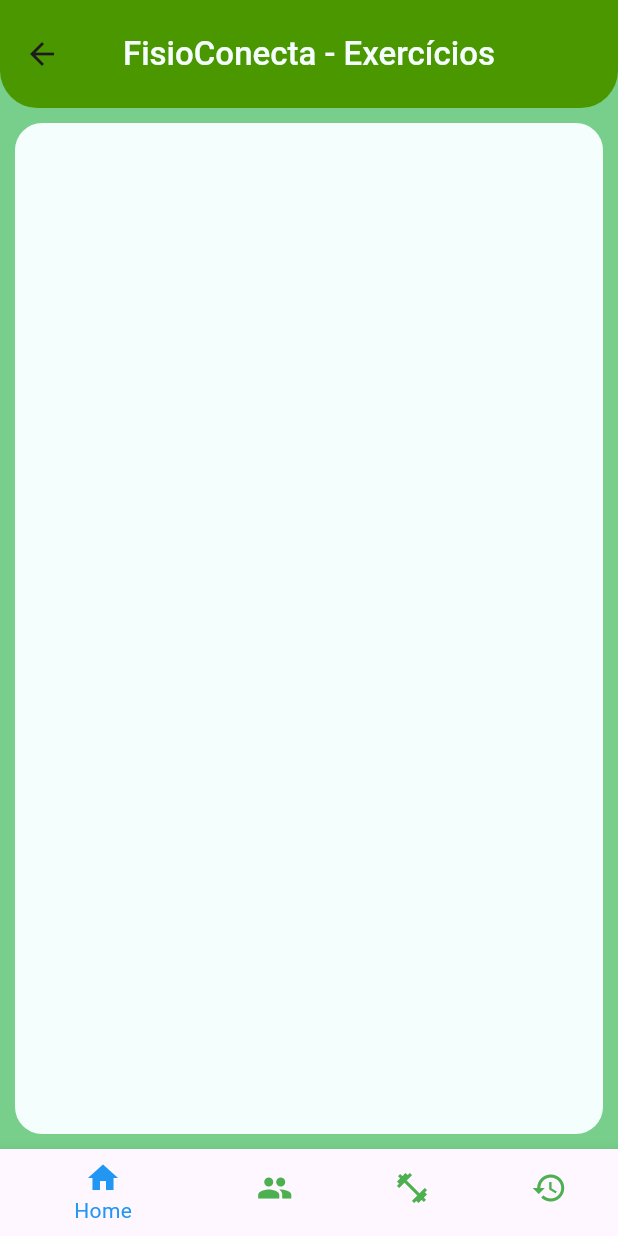
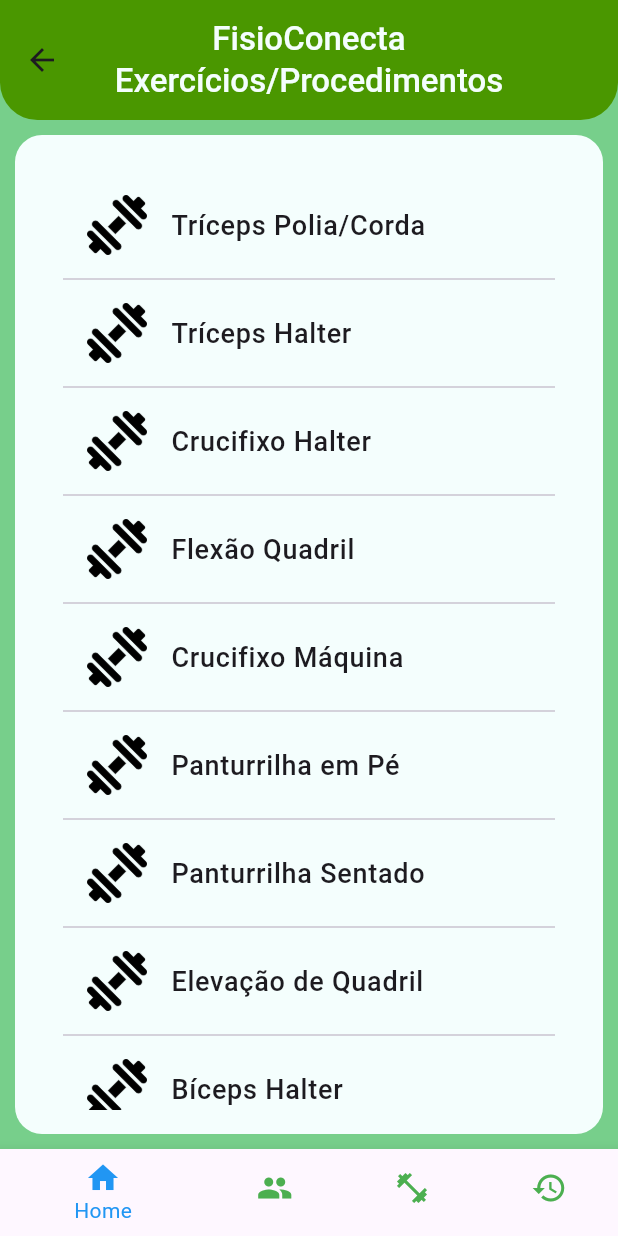
Before and after one commit to gihr0cha/app_fisio_tcc-master, a Flutter app: the ExerciciosPage screen opened by its route, on a phone screen of 412 x 824 dp. Run offline on Flutter 3.47's test engine with Material 3 defaults, Android fonts, the phone set to English and light mode, and no system bars; our stand-ins replace firebase_auth, firebase_core, go_router; accounts and stored records are empty.

Commit message:
Adicionando os procedimentos

```diff
--- /dev/null
+++ b/lib/models/procedimentos.dart
@@ -0,0 +1,6 @@
+class Procedimentos {
+  String icone;
+  String nome;
+
+  Procedimentos({required this.icone, required this.nome});
+}
--- a/lib/pages/exercicios_page.dart
+++ b/lib/pages/exercicios_page.dart
@@ -1,4 +1,5 @@
 import 'package:app_fisio_tcc/assets/colors/colors.dart';
+import 'package:app_fisio_tcc/repositories/procedimentos_reepository.dart';
 import 'package:flutter/material.dart';
 import 'navegation_page.dart';
 
@@ -12,6 +13,8 @@ class ExerciciosPage extends StatefulWidget {
 class _ExerciciosPageState extends State<ExerciciosPage> {
   @override
   Widget build(BuildContext context) {
+    final tabela = ProcedimeentosRepository.tabela;
+
     return Scaffold(
       backgroundColor: AppColors.green2,
       appBar: AppBar(
@@ -19,7 +22,15 @@ class _ExerciciosPageState extends State<ExerciciosPage> {
         title: const Column(
           children: [
             Text(
-              'FisioConecta - Exercícios',
+              'FisioConecta ',
+              textAlign: TextAlign.center,
+              style: TextStyle(
+                  fontWeight: FontWeight.w500,
+                  fontSize: 22,
+                  color: AppColors.whiteApp),
+            ),
+            Text(
+              'Exercícios/Procedimentos',
               textAlign: TextAlign.center,
               style: TextStyle(
                   fontWeight: FontWeight.w500,
@@ -28,7 +39,7 @@ class _ExerciciosPageState extends State<ExerciciosPage> {
             ),
           ],
         ),
-        toolbarHeight: 72,
+        toolbarHeight: 80,
         centerTitle: true,
         shape: const RoundedRectangleBorder(
           borderRadius: BorderRadius.vertical(
@@ -48,6 +59,25 @@ class _ExerciciosPageState extends State<ExerciciosPage> {
             bottomRight: Radius.circular(18),
           ),
         ),
+        child: ListView.separated(
+            itemBuilder: (BuildContext context, int procedimentos) {
+              return ListTile(
+                leading: SizedBox(
+                  width: 40,
+                  child: Image.asset(tabela[procedimentos].icone),
+                ),
+                title: Text(
+                  tabela[procedimentos].nome,
+                  style: const TextStyle(
+                    fontSize: 18,
+                    fontWeight: FontWeight.w500,
+                  ),
+                ),
+              );
+            },
+            padding: const EdgeInsets.all(16),
+            separatorBuilder: (_, __) => const Divider(),
+            itemCount: tabela.length),
       ),
       bottomNavigationBar: const NavigacaoBar(),
     );
--- a/lib/pages/home_page.dart
+++ b/lib/pages/home_page.dart
@@ -1,4 +1,5 @@
 import 'package:app_fisio_tcc/assets/colors/colors.dart';
+import 'package:firebase_auth/firebase_auth.dart';
 import 'package:flutter/material.dart';
 import 'package:go_router/go_router.dart';
 import 'navegation_page.dart';
@@ -13,18 +14,29 @@ class HomePage extends StatefulWidget {
 class _HomePageState extends State<HomePage> {
   @override
   Widget build(BuildContext context) {
+    String email = FirebaseAuth.instance.currentUser!
+        .email!; // Replace with actual username from your data source
+
     return Scaffold(
       backgroundColor: AppColors.green2,
       appBar: AppBar(
         backgroundColor: const Color(0xff4a9700),
-        title: const Column(
+        title: Column(
           children: [
-            Text(
+            const Text(
               'FisioConecta - Home',
               textAlign: TextAlign.center,
               style: TextStyle(
                   fontWeight: FontWeight.w500,
                   fontSize: 22,
+                  color: AppColors.whiteApp),
+            ),
+            Text(
+              'Olá, $email!',
+              textAlign: TextAlign.center,
+              style: const TextStyle(
+                  fontWeight: FontWeight.w400,
+                  fontSize: 16,
                   color: AppColors.whiteApp),
             ),
           ],
--- /dev/null
+++ b/lib/repositories/procedimentos_reepository.dart
@@ -0,0 +1,154 @@
+import 'package:app_fisio_tcc/models/procedimentos.dart';
+
+class ProcedimeentosRepository {
+  static List<Procedimentos> tabela = [
+    Procedimentos(
+      icone: 'lib/assets/images/halter.png',
+      nome: 'Tríceps Polia/Corda',
+    ),
+    Procedimentos(
+      icone: 'lib/assets/images/halter.png',
+      nome: 'Tríceps Halter',
+    ),
+    Procedimentos(
+      icone: 'lib/assets/images/halter.png',
+      nome: 'Crucifixo Halter',
+    ),
+    Procedimentos(
+      icone: 'lib/assets/images/halter.png',
+      nome: 'Flexão Quadril',
+    ),
+    Procedimentos(
+      icone: 'lib/assets/images/halter.png',
+      nome: 'Crucifixo Máquina',
+    ),
+    Procedimentos(
+      icone: 'lib/assets/images/halter.png',
+      nome: 'Panturrilha em Pé',
+    ),
+    Procedimentos(
+      icone: 'lib/assets/images/halter.png',
+      nome: 'Panturrilha Sentado',
+    ),
+    Procedimentos(
+      icone: 'lib/assets/images/halter.png',
+      nome: 'Elevação de Quadril',
+    ),
+    Procedimentos(
+      icone: 'lib/assets/images/halter.png',
+      nome: 'Bíceps Halter',
+    ),
+    Procedimentos(
+      icone: 'lib/assets/images/halter.png',
+      nome: 'Bíceps Polia/Corda',
+    ),
+    Procedimentos(
+      icone: 'lib/assets/images/halter.png',
+      nome: 'Cadeira Extensora',
+    ),
+    Procedimentos(
+      icone: 'lib/assets/images/halter.png',
+      nome: 'Cadeira Adutora',
+    ),
+    Procedimentos(
+      icone: 'lib/assets/images/halter.png',
+      nome: 'Cadeira Abdutora',
+    ),
+    Procedimentos(
+      icone: 'lib/assets/images/halter.png',
+      nome: 'Agachamento',
+    ),
+    Procedimentos(
+      icone: 'lib/assets/images/halter.png',
+      nome: 'Sentar e Levantar',
+    ),
+    Procedimentos(
+      icone: 'lib/assets/images/halter.png',
+      nome: 'Afundo',
+    ),
+    Procedimentos(
+      icone: 'lib/assets/images/halter.png',
+      nome: 'Step Up',
+    ),
+    Procedimentos(
+      icone: 'lib/assets/images/halter.png',
+      nome: 'Elevação Pélvica',
+    ),
+    Procedimentos(
+      icone: 'lib/assets/images/halter.png',
+      nome: 'Stiff',
+    ),
+    Procedimentos(
+      icone: 'lib/assets/images/halter.png',
+      nome: 'Peck Deck',
+    ),
+    Procedimentos(
+      icone: 'lib/assets/images/halter.png',
+      nome: 'Súpino Máquina',
+    ),
+    Procedimentos(
+      icone: 'lib/assets/images/halter.png',
+      nome: 'Cruzamento de Cabos',
+    ),
+    Procedimentos(
+      icone: 'lib/assets/images/halter.png',
+      nome: 'Puxada Alta',
+    ),
+    Procedimentos(
+      icone: 'lib/assets/images/halter.png',
+      nome: 'Puxada Baixa',
+    ),
+    Procedimentos(
+      icone: 'lib/assets/images/halter.png',
+      nome: 'Remada',
+    ),
+    Procedimentos(
+      icone: 'lib/assets/images/halter.png',
+      nome: 'Desenvolvimento no Smith',
+    ),
+    Procedimentos(
+      icone: 'lib/assets/images/halter.png',
+      nome: 'Elevação Lateral',
+    ),
+    Procedimentos(
+      icone: 'lib/assets/images/halter.png',
+      nome: 'Voador Inverso',
+    ),
+    Procedimentos(
+      icone: 'lib/assets/images/halter.png',
+      nome: 'Rosca Concentrada',
+    ),
+    Procedimentos(
+      icone: 'lib/assets/images/halter.png',
+      nome: 'Rosca Direta',
+    ),
+    Procedimentos(
+      icone: 'lib/assets/images/halter.png',
+      nome: 'Tríceps Coice',
+    ),
+    Procedimentos(
+      icone: 'lib/assets/images/halter.png',
+      nome: 'Mergulho Com Mãos Apoiadas No Banco',
+    ),
+    Procedimentos(
+      icone: 'lib/assets/images/CorrenteEletrica.png',
+      nome: 'Eletroterapia',
+    ),
+    Procedimentos(
+      icone: 'lib/assets/images/CorrenteEletrica.png',
+      nome: 'Fototerapia',
+    ),
+    Procedimentos(
+      icone: 'lib/assets/images/gota.png',
+      nome: 'Hidroterapia',
+    ),
+    Procedimentos(
+      icone: 'lib/assets/images/maos.png',
+      nome: 'Massoterapia',
+    ),
+    Procedimentos(
+      icone: 'lib/assets/images/fogo.png',
+      nome: 'Termoterapia',
+    ),
+  ];
+}
```
Also changed, not shown: lib/assets/images/CorrenteEletrica.png (added), lib/assets/images/fogo.png (added), lib/assets/images/gota.png (added), lib/assets/images/halter.png (added), lib/assets/images/maos.png (added).
